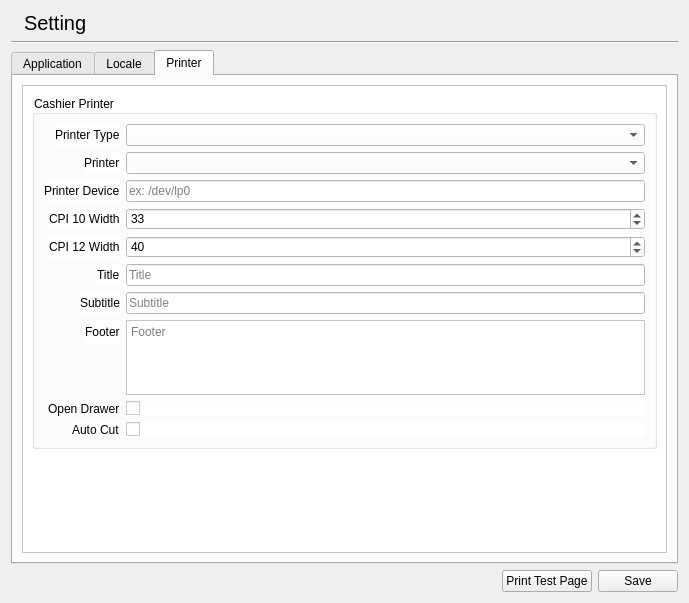
Qt form libgui/setting/settingwidget.ui (apinprastya/sultan) before a commit.
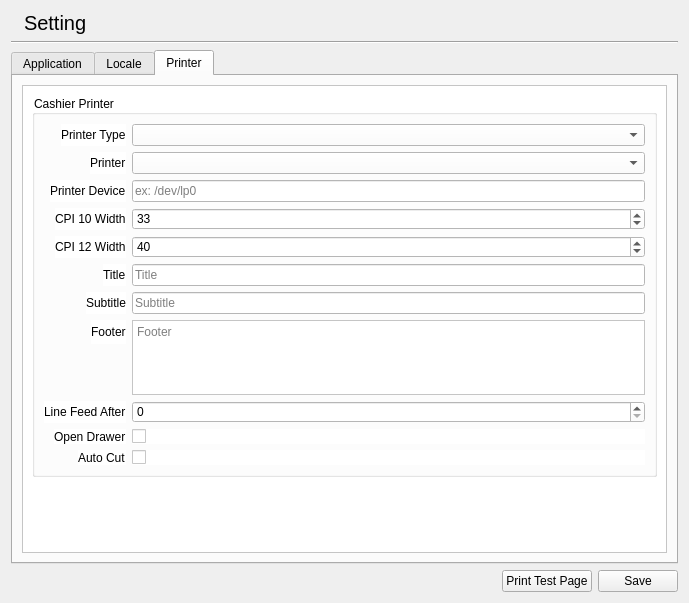
The same form after that commit. The open tabs and pages were chosen to show the change. Icons and pictures are not drawn.

Commit message: adding line feed after printer on setting

The edit to the form file:
```diff
--- a/libgui/setting/settingwidget.ui
+++ b/libgui/setting/settingwidget.ui
@@ -484,34 +484,44 @@
                   </property>
                  </widget>
                 </item>
-                <item row="9" column="0">
+                <item row="10" column="0">
                  <widget class="QLabel" name="label_20">
                   <property name="text">
                    <string>Auto Cut</string>
                   </property>
                  </widget>
                 </item>
-                <item row="8" column="0">
+                <item row="9" column="0">
                  <widget class="QLabel" name="label_21">
                   <property name="text">
                    <string>Open Drawer</string>
                   </property>
                  </widget>
                 </item>
-                <item row="8" column="1">
-                 <widget class="QCheckBox" name="checkPrintCashierDrawer">
-                  <property name="text">
-                   <string/>
-                  </property>
-                 </widget>
-                </item>
                 <item row="9" column="1">
+                 <widget class="QCheckBox" name="checkPrintCashierDrawer">
+                  <property name="text">
+                   <string/>
+                  </property>
+                 </widget>
+                </item>
+                <item row="10" column="1">
                  <widget class="QCheckBox" name="checkPrintCashierCut">
                   <property name="text">
                    <string/>
                   </property>
                  </widget>
                 </item>
+                <item row="8" column="0">
+                 <widget class="QLabel" name="label_23">
+                  <property name="text">
+                   <string>Line Feed After</string>
+                  </property>
+                 </widget>
+                </item>
+                <item row="8" column="1">
+                 <widget class="QSpinBox" name="spinCashierLinefeed"/>
+                </item>
                </layout>
               </item>
              </layout>
```
Left out of the diff: 3 changed lines with no effect on the pictures. The commit also changes 4 other files.
